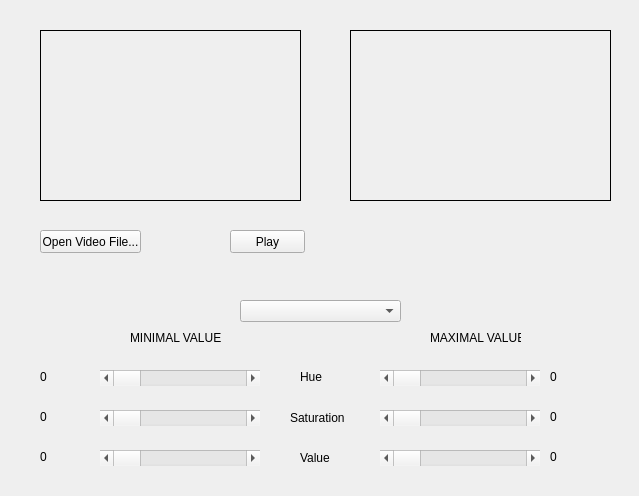
Before: the Qt Designer form ColorKeyer/videoplayer.ui in d1rkHH/InteractiveMusicPlayground, drawn with Qt 5.
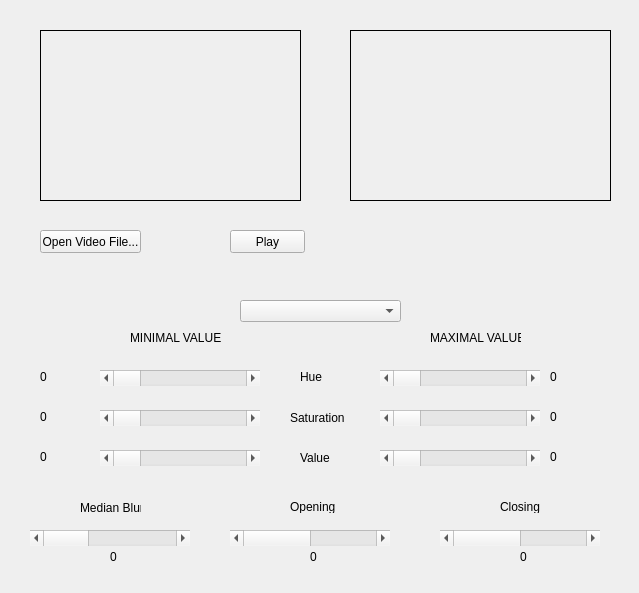
After: the same form once the commit is applied. Custom widgets are drawn as their Qt base class.

Commit message: Added sliders for medianblur, closing and opening

Patch:
```diff
--- a/ColorKeyer/videoplayer.ui
+++ b/ColorKeyer/videoplayer.ui
@@ -7,7 +7,7 @@
     <x>0</x>
     <y>0</y>
     <width>639</width>
-    <height>496</height>
+    <height>593</height>
    </rect>
   </property>
   <property name="windowTitle">
@@ -360,6 +360,141 @@
      <string>0</string>
     </property>
    </widget>
+   <widget class="QScrollBar" name="medianBlurScrollbar">
+    <property name="geometry">
+     <rect>
+      <x>30</x>
+      <y>530</y>
+      <width>160</width>
+      <height>16</height>
+     </rect>
+    </property>
+    <property name="minimum">
+     <number>0</number>
+    </property>
+    <property name="maximum">
+     <number>20</number>
+    </property>
+    <property name="singleStep">
+     <number>2</number>
+    </property>
+    <property name="orientation">
+     <enum>Qt::Horizontal</enum>
+    </property>
+   </widget>
+   <widget class="QScrollBar" name="closingScrollbar">
+    <property name="geometry">
+     <rect>
+      <x>440</x>
+      <y>530</y>
+      <width>160</width>
+      <height>16</height>
+     </rect>
+    </property>
+    <property name="maximum">
+     <number>10</number>
+    </property>
+    <property name="orientation">
+     <enum>Qt::Horizontal</enum>
+    </property>
+   </widget>
+   <widget class="QScrollBar" name="openingScrollbar">
+    <property name="geometry">
+     <rect>
+      <x>230</x>
+      <y>530</y>
+      <width>160</width>
+      <height>16</height>
+     </rect>
+    </property>
+    <property name="minimum">
+     <number>0</number>
+    </property>
+    <property name="maximum">
+     <number>10</number>
+    </property>
+    <property name="orientation">
+     <enum>Qt::Horizontal</enum>
+    </property>
+   </widget>
+   <widget class="QLabel" name="medianblur">
+    <property name="geometry">
+     <rect>
+      <x>110</x>
+      <y>550</y>
+      <width>47</width>
+      <height>13</height>
+     </rect>
+    </property>
+    <property name="text">
+     <string>0</string>
+    </property>
+   </widget>
+   <widget class="QLabel" name="opening">
+    <property name="geometry">
+     <rect>
+      <x>310</x>
+      <y>550</y>
+      <width>47</width>
+      <height>13</height>
+     </rect>
+    </property>
+    <property name="text">
+     <string>0</string>
+    </property>
+   </widget>
+   <widget class="QLabel" name="closing">
+    <property name="geometry">
+     <rect>
+      <x>520</x>
+      <y>550</y>
+      <width>47</width>
+      <height>13</height>
+     </rect>
+    </property>
+    <property name="text">
+     <string>0</string>
+    </property>
+   </widget>
+   <widget class="QLabel" name="label">
+    <property name="geometry">
+     <rect>
+      <x>80</x>
+      <y>500</y>
+      <width>61</width>
+      <height>16</height>
+     </rect>
+    </property>
+    <property name="text">
+     <string>Median Blur</string>
+    </property>
+   </widget>
+   <widget class="QLabel" name="label_2">
+    <property name="geometry">
+     <rect>
+      <x>290</x>
+      <y>500</y>
+      <width>47</width>
+      <height>13</height>
+     </rect>
+    </property>
+    <property name="text">
+     <string>Opening</string>
+    </property>
+   </widget>
+   <widget class="QLabel" name="label_3">
+    <property name="geometry">
+     <rect>
+      <x>500</x>
+      <y>500</y>
+      <width>47</width>
+      <height>13</height>
+     </rect>
+    </property>
+    <property name="text">
+     <string>Closing</string>
+    </property>
+   </widget>
   </widget>
  </widget>
  <layoutdefault spacing="6" margin="11"/>
```
The commit also changes 4 other files.
